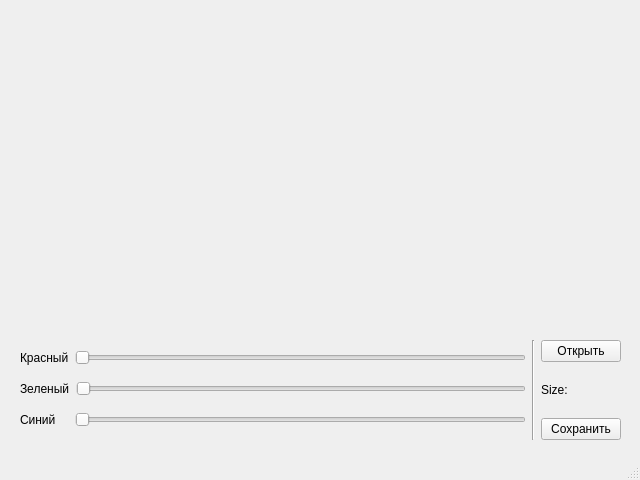
Teronos/about_course_sirius24, file SergeevVS/Lab_3/veiw.ui: the form before one commit.
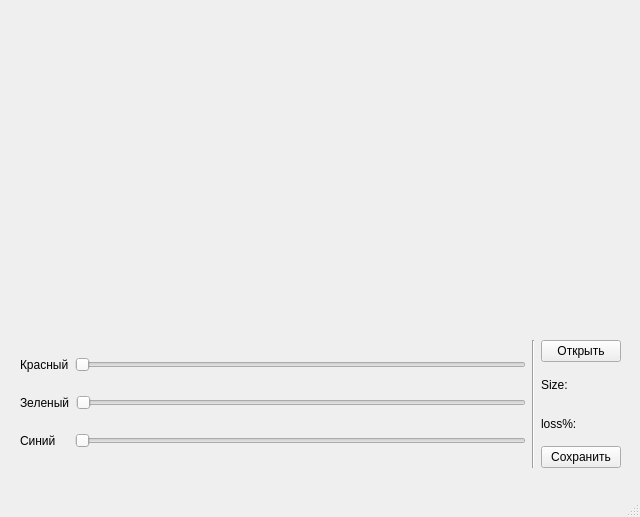
The form after the commit.

Commit message: готово

What changed in the file:
```diff
--- a/SergeevVS/Lab_3/veiw.ui
+++ b/SergeevVS/Lab_3/veiw.ui
@@ -7,7 +7,7 @@
     <x>0</x>
     <y>0</y>
     <width>640</width>
-    <height>480</height>
+    <height>517</height>
    </rect>
   </property>
   <property name="windowTitle">
@@ -20,7 +20,7 @@
       <x>20</x>
       <y>340</y>
       <width>601</width>
-      <height>100</height>
+      <height>128</height>
      </rect>
     </property>
     <layout class="QHBoxLayout" name="horizontalLayout_4">
@@ -116,6 +116,24 @@
          </item>
         </layout>
        </item>
+       <item>
+        <layout class="QHBoxLayout" name="horizontalLayout_6">
+         <item>
+          <widget class="QLabel" name="label_5">
+           <property name="text">
+            <string>loss%:</string>
+           </property>
+          </widget>
+         </item>
+         <item>
+          <widget class="QLabel" name="size_2">
+           <property name="text">
+            <string/>
+           </property>
+          </widget>
+         </item>
+        </layout>
+       </item>
        <item>
         <widget class="QPushButton" name="save_button">
          <property name="text">
```
The commit also changes 2 other files.
